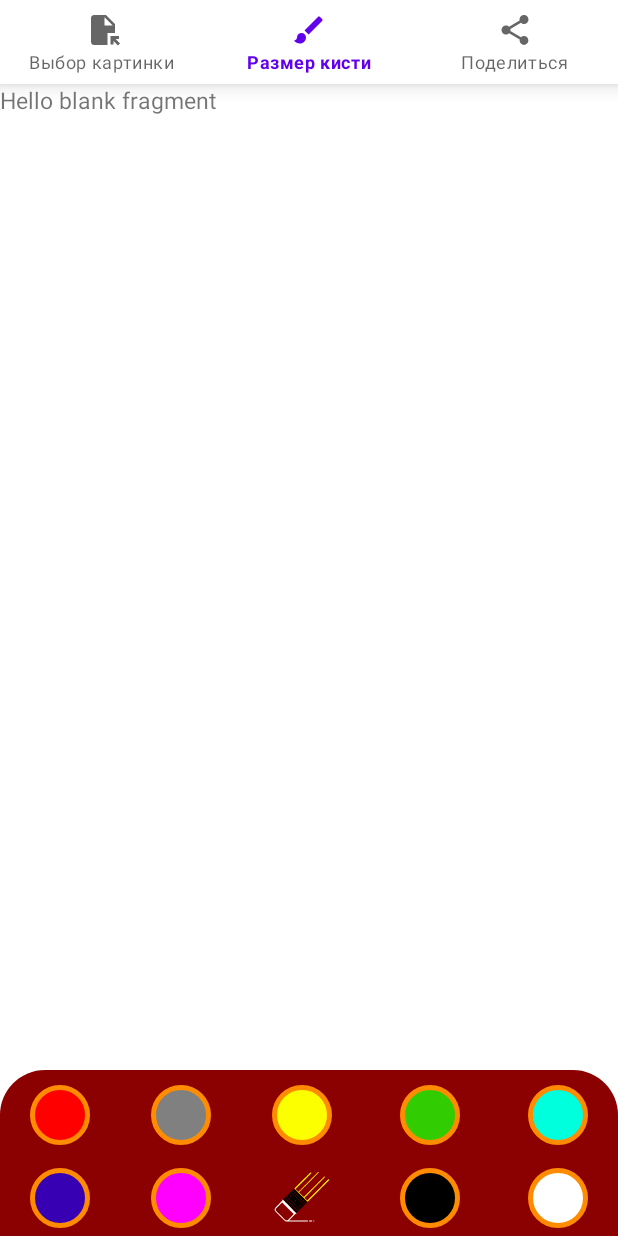
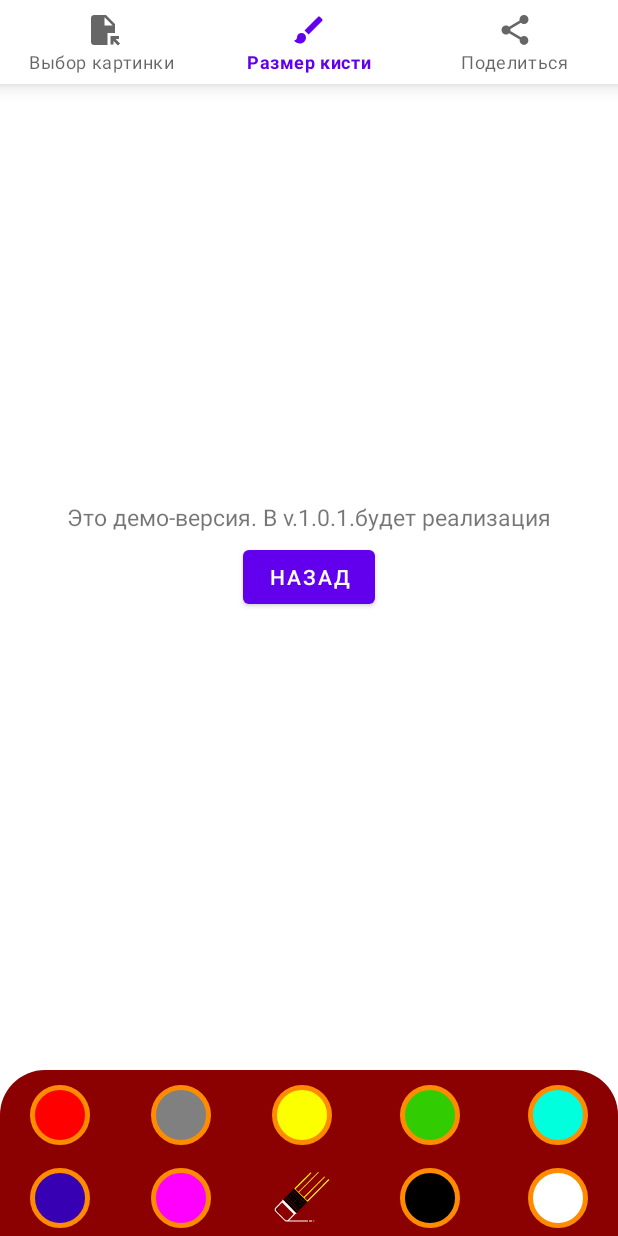
Before and after one commit to Demetrius13i/DrawingAPP, an Android app: the screen it shows after launch (MainActivity), item 2 of the bottom bar chosen, on a phone screen of 412 x 824 dp. Run offline under Robolectric (Android 15) with nearby library versions, the phone set to English and light mode, and no system bars; 1 statement that could not run was skipped.

Commit message:
make bottom Nav, intent Share and more

```diff
--- a/app/src/main/java/com/dmitryi/example/drawingproject/BrushSizeFragment.kt
+++ /dev/null
@@ -1,59 +0,0 @@
-package com.dmitryi.example.drawingproject
-
-import android.os.Bundle
-import androidx.fragment.app.Fragment
-import android.view.LayoutInflater
-import android.view.View
-import android.view.ViewGroup
-
-// TODO: Rename parameter arguments, choose names that match
-// the fragment initialization parameters, e.g. ARG_ITEM_NUMBER
-private const val ARG_PARAM1 = "param1"
-private const val ARG_PARAM2 = "param2"
-
-/**
- * A simple [Fragment] subclass.
- * Use the [BrushSizeFragment.newInstance] factory method to
- * create an instance of this fragment.
- */
-class BrushSizeFragment : Fragment() {
-    // TODO: Rename and change types of parameters
-    private var param1: String? = null
-    private var param2: String? = null
-
-    override fun onCreate(savedInstanceState: Bundle?) {
-        super.onCreate(savedInstanceState)
-        arguments?.let {
-            param1 = it.getString(ARG_PARAM1)
-            param2 = it.getString(ARG_PARAM2)
-        }
-    }
-
-    override fun onCreateView(
-        inflater: LayoutInflater, container: ViewGroup?,
-        savedInstanceState: Bundle?
-    ): View? {
-        // Inflate the layout for this fragment
-        return inflater.inflate(R.layout.fragment_brush_size, container, false)
-    }
-
-    companion object {
-        /**
-         * Use this factory method to create a new instance of
-         * this fragment using the provided parameters.
-         *
-         * @param param1 Parameter 1.
-         * @param param2 Parameter 2.
-         * @return A new instance of fragment BrushSizeFragment.
-         */
-        // TODO: Rename and change types and number of parameters
-        @JvmStatic
-        fun newInstance(param1: String, param2: String) =
-            BrushSizeFragment().apply {
-                arguments = Bundle().apply {
-                    putString(ARG_PARAM1, param1)
-                    putString(ARG_PARAM2, param2)
-                }
-            }
-    }
-}
--- a/app/src/main/java/com/dmitryi/example/drawingproject/DrawingFragment.kt
+++ b/app/src/main/java/com/dmitryi/example/drawingproject/DrawingFragment.kt
@@ -1,22 +1,19 @@
 package com.dmitryi.example.drawingproject
 
-import android.graphics.Color
-import android.graphics.Paint
-import android.graphics.Path
+
 import android.os.Bundle
 import androidx.fragment.app.Fragment
 import android.view.LayoutInflater
 import android.view.View
 import android.view.ViewGroup
-import android.widget.ImageButton
-import android.widget.Toast
-import androidx.recyclerview.widget.LinearLayoutManager
+import android.widget.Button
 import androidx.recyclerview.widget.RecyclerView
+
 
 
 class DrawingFragment : Fragment() {
 
-
+    private lateinit var backButton: Button
 
     override fun onCreateView(
         inflater: LayoutInflater, container: ViewGroup?,
@@ -25,11 +22,11 @@ class DrawingFragment : Fragment() {
         // Inflate the layout for this fragment
         val view = return inflater.inflate(R.layout.fragment_drawing, container, false)
 
+        backButton.findViewById<View>(R.id.back_picfragment_button)
 
-
-
-
-
+        backButton.setOnClickListener {
+            onDestroy()
+        }
         return view
     }
 
--- a/app/src/main/java/com/dmitryi/example/drawingproject/MainActivity.kt
+++ b/app/src/main/java/com/dmitryi/example/drawingproject/MainActivity.kt
@@ -1,6 +1,7 @@
 package com.dmitryi.example.drawingproject
 
 
+import android.content.Intent
 import android.graphics.Color
 import android.graphics.Paint
 import android.graphics.Path
@@ -33,6 +34,13 @@ class MainActivity : AppCompatActivity() {
 
         bottomNavigationMenu = findViewById(R.id.bottom_navigation_menu)
 
+        val intent = Intent(Intent.ACTION_SEND)
+        intent.type="text/plain"
+        intent.putExtra(
+            Intent.EXTRA_TEXT,
+            "Привет! Хочу поделиться классным приложением. Посмотри!"
+        )
+
         bottomNavigationMenu.setOnItemSelectedListener { item ->
             var fragment: Fragment? = null
             when (item.itemId) {
@@ -40,10 +48,11 @@ class MainActivity : AppCompatActivity() {
                     fragment = DrawingFragment()
                 }
                 R.id.brush_size -> {
-                    fragment = BrushSizeFragment()
+                    //on demo-verison nonrealise
                 }
                 R.id.share_app -> {
-                    fragment = ShareFragment()
+                    val chooser= Intent.createChooser(intent, "Поделиться")
+                    startActivity(chooser)
                 }
             }
             replaceFragment(fragment!!)
--- a/app/src/main/res/layout/fragment_brush_size.xml
+++ /dev/null
@@ -1,14 +0,0 @@
-<?xml version="1.0" encoding="utf-8"?>
-<FrameLayout xmlns:android="http://schemas.android.com/apk/res/android"
-    xmlns:tools="http://schemas.android.com/tools"
-    android:layout_width="match_parent"
-    android:layout_height="match_parent"
-    tools:context=".BrushSizeFragment">
-
-    <!-- TODO: Update blank fragment layout -->
-    <TextView
-        android:layout_width="match_parent"
-        android:layout_height="match_parent"
-        android:text="@string/hello_blank_fragment" />
-
-</FrameLayout>
--- a/app/src/main/res/layout/fragment_drawing.xml
+++ b/app/src/main/res/layout/fragment_drawing.xml
@@ -5,13 +5,21 @@
     android:layout_height="match_parent"
     tools:context=".DrawingFragment">
 
-    // Create Recycle view to show pictures for drawing
-    <androidx.recyclerview.widget.RecyclerView
-    android:id="@+id/open_your_recipe_recycle_view"
-    android:layout_width="match_parent"
-    android:layout_height="match_parent">
-    </androidx.recyclerview.widget.RecyclerView>
 
+    <TextView
+        android:id="@+id/demotext"
+        android:layout_width="wrap_content"
+        android:layout_height="wrap_content"
+        android:layout_gravity="center"
+        android:layout_marginBottom="40dp"
+        android:text="@string/demo_text" />
+
+    <Button
+        android:id="@+id/back_picfragment_button"
+        android:layout_width="wrap_content"
+        android:layout_height="wrap_content"
+        android:layout_gravity="center"
+        android:text="@string/backButton" />
 
 
 </FrameLayout>
--- a/app/src/main/res/values/strings.xml
+++ b/app/src/main/res/values/strings.xml
@@ -6,4 +6,6 @@
     <!-- TODO: Remove or change this placeholder text -->
     <string name="hello_blank_fragment">Hello blank fragment</string>
     <string name="drawing">Выбор картинки</string>
+    <string name="backButton">Назад</string>
+    <string name="demo_text">Это демо-версия. В v.1.0.1.будет реализация</string>
 </resources>
```
Also changed, not shown: app/src/main/java/com/dmitryi/example/drawingproject/ShareFragment.kt (+7 -39 lines), app/src/main/background_for_recycle-playstore.png (added), app/src/main/res/drawable/lyntik.png (added), app/src/main/res/drawable/packpacka1owl.png (added), app/src/main/res/drawable/packpacka2butterfly.png (added), app/src/main/res/drawable/three_minions.png (added), app/src/main/res/drawable/watermellon.png (added).
